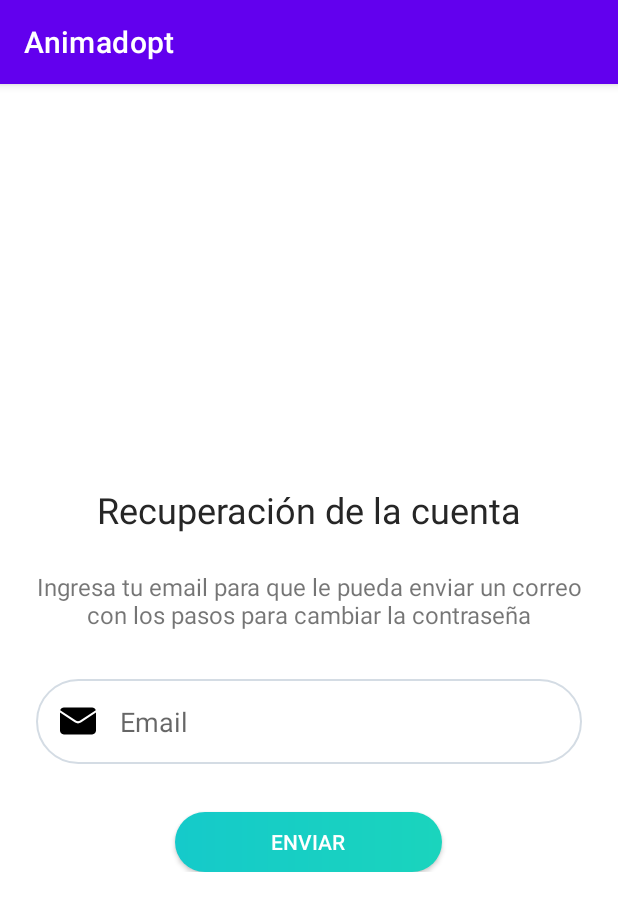
After one commit to JamzGarcia527/RescuePetsAppFinal, an Android app: the AccountRecoveryActivity screen opened directly, with no data from a screen before it, on a phone screen of 412 x 824 dp. The commit adds this screen. Shown: the top 911 px of the screen. Run offline under Robolectric (Android 15) with nearby library versions, the light colour scheme and no system bars; our stand-ins replace Firebase (no records; nobody signed in at launch, a user with empty details on screens opened directly).

Commit message:
Registro y, recuperacion de contraseña ok

```diff
--- a/app/build.gradle
+++ b/app/build.gradle
@@ -53,6 +53,11 @@ dependencies {
     implementation 'com.google.android.gms:play-services-auth:17.0.0'
     testImplementation 'junit:junit:4.+'
 
+    implementation 'com.github.bumptech.glide:glide:4.12.0'
+    annotationProcessor 'com.github.bumptech.glide:compiler:4.12.0'
+    implementation 'com.android.volley:volley:1.2.1'
+
+
     androidTestImplementation 'androidx.test.ext:junit:1.1.3'
     androidTestImplementation 'androidx.test.espresso:espresso-core:3.4.0'
 
--- /dev/null
+++ b/app/src/main/java/com/jamzdeveploment/rescuepetsapp/AccountRecoveryActivity.kt
@@ -0,0 +1,37 @@
+package com.jamzdeveploment.rescuepetsapp
+
+import android.content.Intent
+import androidx.appcompat.app.AppCompatActivity
+import android.os.Bundle
+import android.widget.Toast
+import com.jamzdeveploment.rescuepetsapp.databinding.ActivityAccountRecoveryBinding
+import com.google.firebase.auth.ktx.auth
+import com.google.firebase.ktx.Firebase
+
+class AccountRecoveryActivity : AppCompatActivity() {
+
+    private lateinit var binding: ActivityAccountRecoveryBinding
+
+    override fun onCreate(savedInstanceState: Bundle?) {
+        super.onCreate(savedInstanceState)
+
+        binding = ActivityAccountRecoveryBinding.inflate(layoutInflater)
+        setContentView(binding.root)
+
+
+        binding.senEmailAppCompatButton.setOnClickListener {
+            val emailAddress = binding.emailEditText.text.toString()
+            Firebase.auth.sendPasswordResetEmail(emailAddress)
+                .addOnCompleteListener { task ->
+                    if (task.isSuccessful) {
+                        val intent = Intent(this, SignInActivity::class.java)
+                        this.startActivity(intent)
+                    } else {
+                        Toast.makeText(baseContext, "Ingrese un email de una cuenta valida.",
+                            Toast.LENGTH_SHORT).show()
+                    }
+                }
+        }
+
+    }
+}
--- a/app/src/main/java/com/jamzdeveploment/rescuepetsapp/SignInActivity.kt
+++ b/app/src/main/java/com/jamzdeveploment/rescuepetsapp/SignInActivity.kt
@@ -47,6 +47,11 @@ class SignInActivity : AppCompatActivity() {
             startActivity(intent)
         }
 
+        binding.recoveryAccountTextView.setOnClickListener {
+            val intent = Intent(this, AccountRecoveryActivity::class.java)
+            startActivity(intent)
+        }
+
     }
 
     private fun SignIn(email: String, password: String){
--- /dev/null
+++ b/app/src/main/res/layout/activity_account_recovery.xml
@@ -0,0 +1,70 @@
+<?xml version="1.0" encoding="utf-8"?>
+<androidx.constraintlayout.widget.ConstraintLayout xmlns:android="http://schemas.android.com/apk/res/android"
+    xmlns:app="http://schemas.android.com/apk/res-auto"
+    xmlns:tools="http://schemas.android.com/tools"
+    android:layout_width="match_parent"
+    android:layout_height="match_parent"
+    tools:context=".AccountRecoveryActivity">
+
+    <LinearLayout
+        android:layout_width="match_parent"
+        android:layout_height="wrap_content"
+        android:orientation="vertical"
+        app:layout_constraintBottom_toBottomOf="parent"
+        app:layout_constraintEnd_toEndOf="parent"
+        app:layout_constraintStart_toStartOf="parent"
+        app:layout_constraintTop_toTopOf="parent">
+
+        <TextView
+            android:id="@+id/textView7"
+            android:layout_width="match_parent"
+            android:layout_height="wrap_content"
+            android:layout_marginLeft="24dp"
+            android:layout_marginTop="24dp"
+            android:layout_marginRight="24dp"
+            android:gravity="center"
+            android:text="@string/title"
+            android:textColor="@color/black_500"
+            android:textSize="24sp" />
+
+        <TextView
+            android:id="@+id/textView8"
+            android:layout_width="match_parent"
+            android:layout_height="wrap_content"
+            android:layout_marginLeft="24dp"
+            android:layout_marginTop="24dp"
+            android:layout_marginRight="24dp"
+            android:gravity="center"
+            android:text="@string/parrafo_account"
+            android:textSize="16sp" />
+
+        <EditText
+            android:id="@+id/emailEditText"
+            android:layout_width="match_parent"
+            android:layout_height="wrap_content"
+            android:layout_marginLeft="24dp"
+            android:layout_marginTop="32dp"
+            android:layout_marginRight="24dp"
+            android:autofillHints="@string/email"
+            android:background="@drawable/ic_field"
+            android:drawableStart="@drawable/ic_email"
+            android:drawableLeft="@drawable/ic_email"
+            android:drawablePadding="16dp"
+            android:ems="10"
+            android:hint="@string/email"
+            android:inputType="textEmailAddress"
+            android:padding="16dp" />
+
+        <androidx.appcompat.widget.AppCompatButton
+            android:id="@+id/senEmailAppCompatButton"
+            android:layout_width="wrap_content"
+            android:layout_height="40dp"
+            android:layout_gravity="center"
+            android:layout_marginTop="32dp"
+            android:background="@drawable/ic_buttom"
+            android:paddingLeft="64dp"
+            android:paddingRight="64dp"
+            android:text="@string/senEmailAppCompatButton"
+            android:textColor="@color/white" />
+    </LinearLayout>
+</androidx.constraintlayout.widget.ConstraintLayout>
--- a/app/src/main/res/values/strings.xml
+++ b/app/src/main/res/values/strings.xml
@@ -26,4 +26,10 @@
     <string name="share_label">Share</string>
     <string name="googleButton">Google</string>
     <string name="btnReset">Consultar Web Servicer</string>
+    <string name="button5">ir a WebServiceActuvity</string>
+    <string name="button6">Volver</string>
+    <string name="textView">Conexion con Web Service</string>
+    <string name="title">Recuperación de la cuenta</string>
+    <string name="parrafo_account">Ingresa tu email para que le pueda enviar un correo con los pasos para cambiar la contraseña</string>
+    <string name="senEmailAppCompatButton">Enviar</string>
 </resources>
--- a/build.gradle
+++ b/build.gradle
@@ -35,7 +35,7 @@ buildscript {
     }
     dependencies {
         classpath 'com.android.tools.build:gradle:7.0.3'
-        classpath 'org.jetbrains.kotlin:kotlin-gradle-plugin:1.5.31'
+        classpath 'org.jetbrains.kotlin:kotlin-gradle-plugin:1.6.0'
         classpath 'com.google.gms:google-services:4.3.10'
 
         // NOTE: Do not place your application dependencies here; they belong
```
Also changed, not shown: app/src/main/AndroidManifest.xml (+11 -0 lines), app/src/main/java/com/jamzdeveploment/rescuepetsapp/AdapterRazas.kt (added, +40 -0 lines), app/src/main/java/com/jamzdeveploment/rescuepetsapp/CheckEmailActivity.kt (+28 -12 lines), app/src/main/java/com/jamzdeveploment/rescuepetsapp/WebServiceExampleActivity.kt (added, +37 -0 lines), app/src/main/java/com/jamzdeveploment/rescuepetsapp/clases.kt (added, +11 -0 lines), app/src/main/java/com/jamzdeveploment/rescuepetsapp/view/MainActivity.kt (+27 -5 lines), app/src/main/res/layout/activity_main.xml (+44 -20 lines), app/src/main/res/layout/activity_web_service_example.xml (added, +26 -0 lines), app/src/main/res/layout/patronlista.xml (added, +30 -0 lines).
